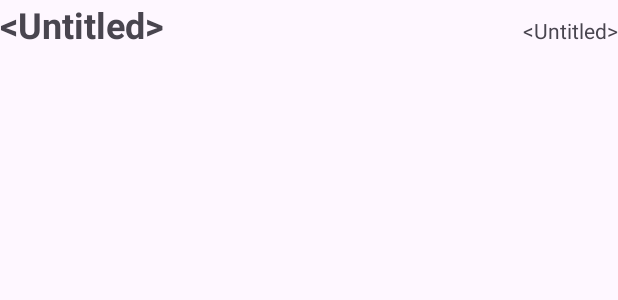
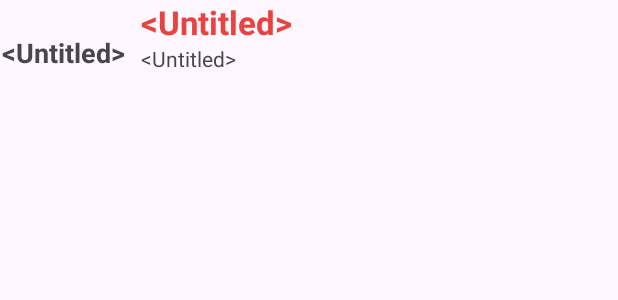
Before and after one commit to bptiago/cinefy, an Android app: the layout recycler_item.xml on its own in the app's theme, with its tools: preview values and no code run, on a phone screen of 412 x 824 dp. Shown: the top 300 px of the screen. Run offline under Robolectric (Android 15) with nearby library versions, the phone set to English and light mode, and no system bars.

Commit message:
Add style to MovieRecyclerView items

```diff
--- a/app/src/main/res/layout/activity_home.xml
+++ b/app/src/main/res/layout/activity_home.xml
@@ -12,7 +12,9 @@
   <androidx.recyclerview.widget.RecyclerView
       android:id="@+id/movieRecyclerView"
       android:layout_width="match_parent"
-      android:layout_height="match_parent" />
+      android:layout_height="match_parent"
+      tools:layout_editor_absoluteX="0dp"
+      tools:layout_editor_absoluteY="0dp" />
 
 </androidx.constraintlayout.widget.ConstraintLayout>
 </layout>
--- a/app/src/main/res/layout/recycler_item.xml
+++ b/app/src/main/res/layout/recycler_item.xml
@@ -3,24 +3,44 @@
 
     <LinearLayout
         android:layout_width="match_parent"
-        android:layout_height="wrap_content"
+        android:layout_height="70dp"
         android:orientation="horizontal">
 
         <TextView
-            android:id="@+id/textView1"
-            android:layout_width="wrap_content"
-            android:layout_height="wrap_content"
+            android:id="@+id/txtId"
+            android:layout_width="167dp"
+            android:layout_height="match_parent"
             android:layout_weight="1"
+            android:gravity="center"
             android:text="@android:string/untitled"
-            android:textSize="24sp"
+            android:textSize="18sp"
             android:textStyle="bold" />
 
-        <TextView
-            android:id="@+id/textView2"
-            android:layout_width="wrap_content"
-            android:layout_height="wrap_content"
+        <LinearLayout
+            android:layout_width="match_parent"
+            android:layout_height="match_parent"
             android:layout_weight="1"
-            android:text="@android:string/untitled"
-            android:textAlignment="viewEnd" />
+            android:layout_marginStart="10dp"
+            android:orientation="vertical">
+
+            <TextView
+                android:id="@+id/txtTitle"
+                android:layout_width="match_parent"
+                android:layout_height="wrap_content"
+                android:text="@android:string/untitled"
+                android:textAlignment="viewStart"
+                android:textSize="22sp"
+                android:textColor="@color/main"
+                android:textStyle="bold"
+                />
+
+            <TextView
+                android:id="@+id/txtInfo"
+                android:layout_width="match_parent"
+                android:layout_height="wrap_content"
+                android:text="@android:string/untitled"
+                android:textAlignment="viewStart" />
+        </LinearLayout>
+
     </LinearLayout>
 </layout>
```
Also changed, not shown: app/src/main/java/com/puc/cinefy/HomeActivity.kt (+6 -5 lines), app/src/main/java/com/puc/cinefy/movie/api/model/MovieResponse.kt (+5 -3 lines), app/src/main/java/com/puc/cinefy/movie/presenter/MovieRecyclerViewAdapter.kt (+20 -6 lines).
